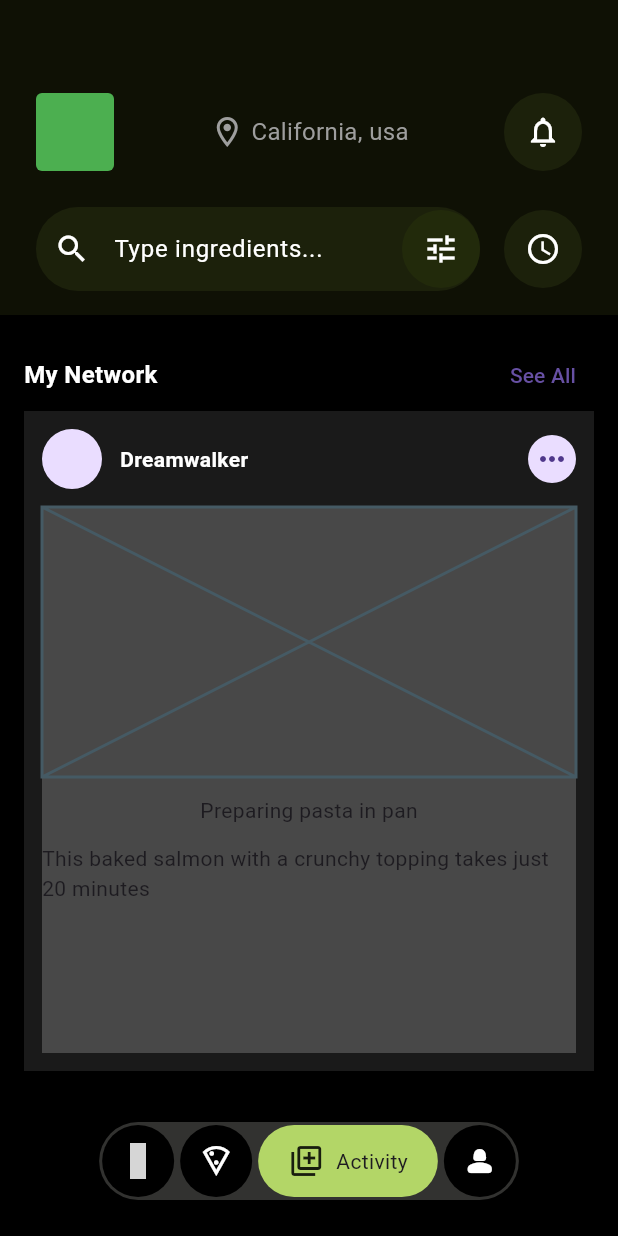
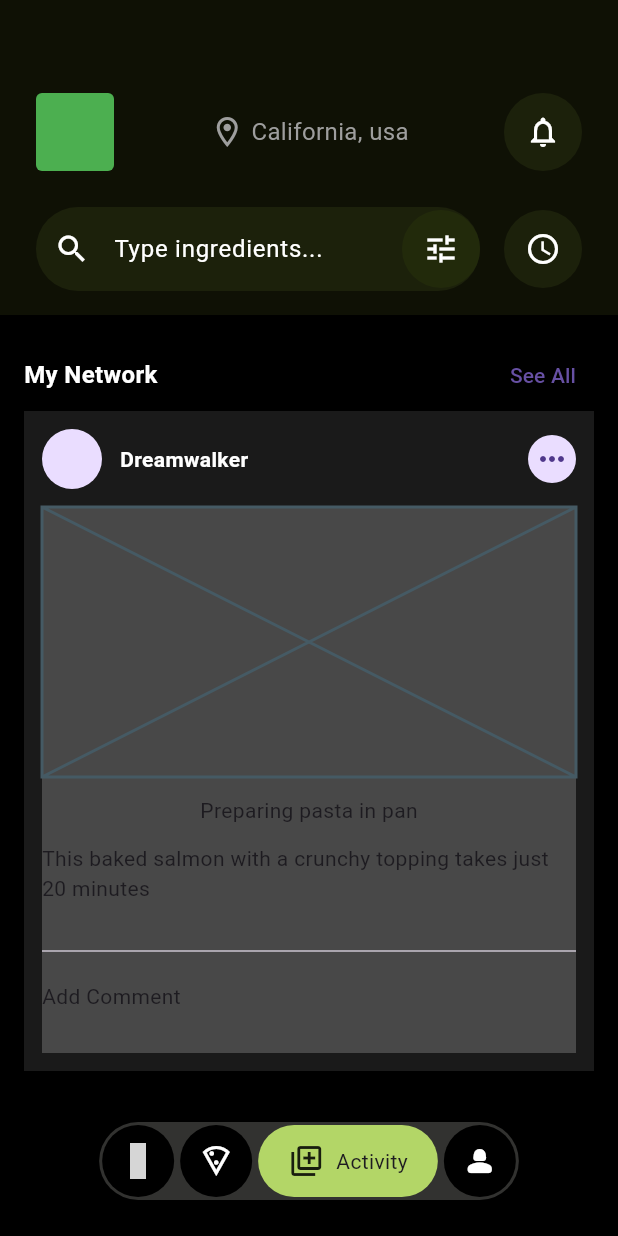
Before and after one commit to JAICHANGPARK/flutter_notebook_chapter_43, a Flutter app: the FoodOrderMainPage screen opened directly, item 3 of the bottom bar chosen, on a phone screen of 412 x 824 dp. Run offline on Flutter 3.47's test engine with Material 3 defaults, Android fonts, the phone set to English and light mode, and no system bars; our stand-ins replace gap, hugeicons, percent_indicator; network calls fail; statements that could not run were skipped; grey boxes are pictures that could not be loaded.

Commit message:
Update food_order_activity_page.dart

```diff
--- a/lib/ep2393_food_order_app/ui/activity/food_order_activity_page.dart
+++ b/lib/ep2393_food_order_app/ui/activity/food_order_activity_page.dart
@@ -75,7 +75,22 @@ class _FoodOrderActivityPageState extends State<FoodOrderActivityPage> {
                         Text(
                           "This baked salmon with a crunchy topping takes just 20 minutes",
                         ),
-                    ]),
+                        Row(
+                          children: [
+
+                          ],
+                        ),
+                        Divider(),
+                        Row(
+                          children: [
+                            Text("Add Comment",style: ,)
+
+                          ],
+
+                        )
+                      ],
+
+                    ),
                   ),
                 )
               ],
```
Lines whose indentation alone changed are shown as unchanged.
